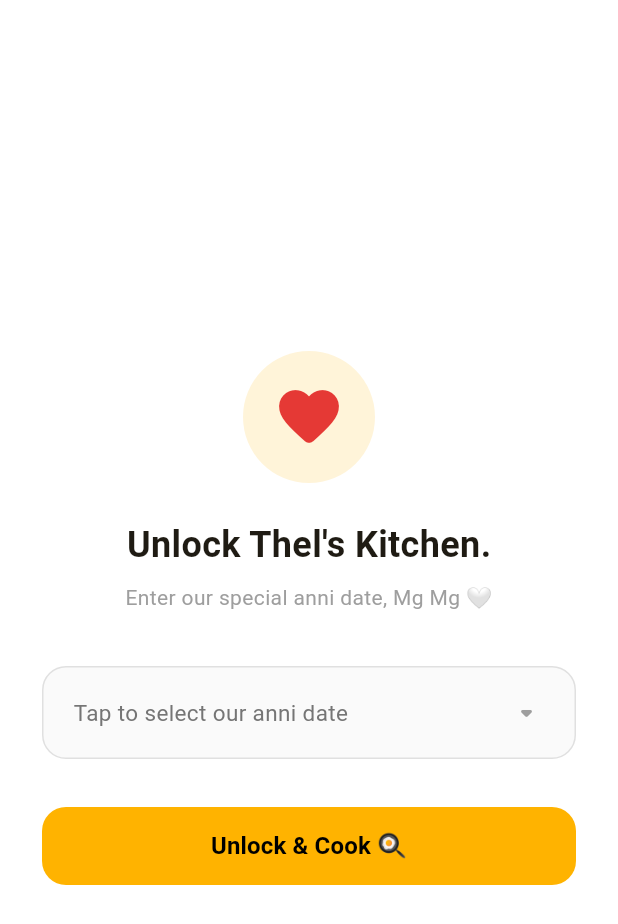
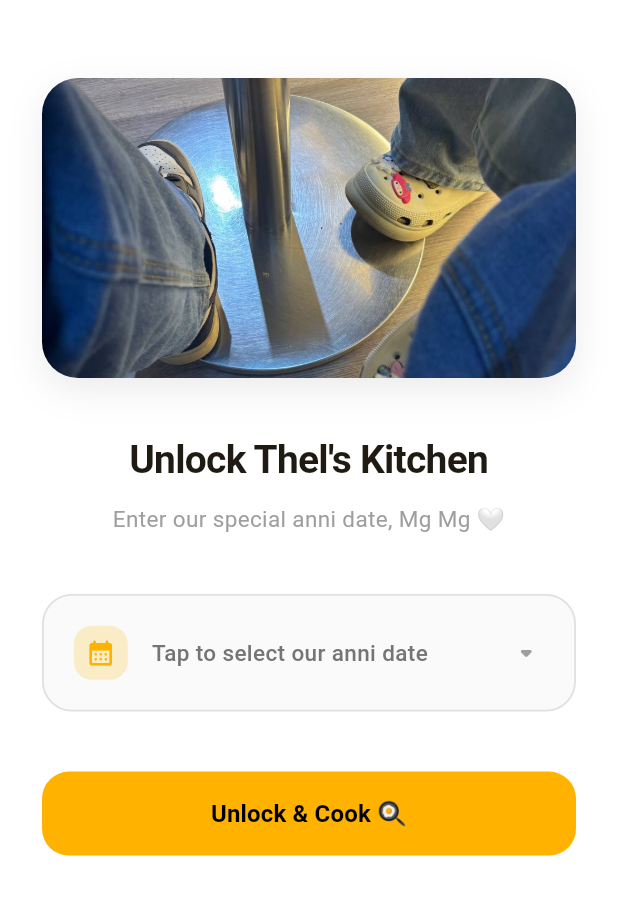
Before and after one commit to dardar12/Thels_kitchen_mobile, a Flutter app: the screen it shows after launch, after a tap on "Get Started", on a phone screen of 412 x 824 dp. Shown: the top 924 px of the screen. Run offline on Flutter 3.47's test engine with Material 3 defaults, Android fonts, the phone set to English and light mode, and no system bars; our stand-ins replace flutter_riverpod, just_audio.

Commit message:
add validation screen after landing page

```diff
--- a/lib/screens/anniversary_unlock_screen.dart
+++ b/lib/screens/anniversary_unlock_screen.dart
@@ -46,7 +46,8 @@ class _AnniversaryUnlockScreenState extends State<AnniversaryUnlockScreen> {
         return Theme(
           data: Theme.of(context).copyWith(
             colorScheme: ColorScheme.light(
-              primary: Theme.of(context).colorScheme.primary,
+              primary: const Color(0xFFFFB300),
+              onPrimary: Colors.black,
             ),
           ),
           child: child!,
@@ -65,57 +66,92 @@ class _AnniversaryUnlockScreenState extends State<AnniversaryUnlockScreen> {
   Widget build(BuildContext context) {
     const accentAmber = Color(0xFFFFB300);
 
+    const unlockImagePath = 'assets/images/img_validation_screen.png';
+
     return Scaffold(
       backgroundColor: Colors.white,
       body: SafeArea(
-        child: Padding(
-          padding: const EdgeInsets.symmetric(horizontal: 28, vertical: 24),
+        child: SingleChildScrollView(
+          padding: const EdgeInsets.symmetric(horizontal: 28, vertical: 32),
           child: Column(
-            mainAxisAlignment: MainAxisAlignment.center,
             crossAxisAlignment: CrossAxisAlignment.center,
             children: [
-              Container(
-                padding: const EdgeInsets.all(20),
+              const SizedBox(height: 20),
+               Container(
                 decoration: BoxDecoration(
-                  color: accentAmber.withOpacity(0.15),
-                  shape: BoxShape.circle,
+                  borderRadius: BorderRadius.circular(24),
+                  boxShadow: [
+                    BoxShadow(
+                      color: Colors.black.withOpacity(0.08),
+                      blurRadius: 20,
+                      offset: const Offset(0, 8),
+                    ),
+                  ],
                 ),
-                child: const Icon(Icons.favorite_rounded, size: 48, color: Color(0xFFE53935)),
+                clipBehavior: Clip.antiAlias,
+                child: Image.asset(
+                  unlockImagePath,
+                  height: 200,
+                  width: double.infinity,
+                  fit: BoxFit.cover,
+                  errorBuilder: (context, error, stackTrace) => Container(
+                    height: 200,
+                    color: accentAmber.withOpacity(0.15),
+                    child: const Center(
+                      child: Icon(Icons.favorite_rounded, size: 48, color: Color(0xFFE53935)),
+                    ),
+                  ),
+                ),
               ),
-              const SizedBox(height: 24),
+              const SizedBox(height: 36),
+
               const Text(
-                'Unlock Thel\'s Kitchen.',
-                style: TextStyle(fontSize: 24, fontWeight: FontWeight.bold),
+                'Unlock Thel\'s Kitchen',
+                style: TextStyle(
+                  fontSize: 26,
+                  fontWeight: FontWeight.bold,
+                  letterSpacing: -0.5,
+                ),
               ),
-              const SizedBox(height: 8),
+              const SizedBox(height: 10),
               const Text(
                 'Enter our special anni date, Mg Mg 🤍',
                 textAlign: TextAlign.center,
-                style: TextStyle(color: Colors.grey, fontSize: 14, height: 1.4),
+                style: TextStyle(color: Colors.grey, fontSize: 15, height: 1.4),
               ),
-              const SizedBox(height: 36),
+              const SizedBox(height: 40),
 
-              GestureDetector(
+               GestureDetector(
                 onTap: _pickDate,
                 child: Container(
                   width: double.infinity,
-                  padding: const EdgeInsets.symmetric(vertical: 18, horizontal: 20),
+                  padding: const EdgeInsets.symmetric(vertical: 20, horizontal: 20),
                   decoration: BoxDecoration(
                     color: Colors.grey.shade50,
-                    borderRadius: BorderRadius.circular(16),
+                    borderRadius: BorderRadius.circular(20),
                     border: Border.all(
                       color: errorMessage.isNotEmpty ? Colors.red.shade300 : Colors.grey.shade300,
+                      width: 1.2,
                     ),
                   ),
                   child: Row(
                     children: [
-                     Text(
+                      Container(
+                        padding: const EdgeInsets.all(8),
+                        decoration: BoxDecoration(
+                          color: accentAmber.withOpacity(0.2),
+                          borderRadius: BorderRadius.circular(12),
+                        ),
+                        child: const Icon(Icons.calendar_month_rounded, color: accentAmber, size: 20),
+                      ),
+                      const SizedBox(width: 16),
+                      Text(
                         selectedDate == null
                             ? 'Tap to select our anni date'
                             : '${selectedDate!.year}-${selectedDate!.month.toString().padLeft(2, '0')}-${selectedDate!.day.toString().padLeft(2, '0')}',
                         style: TextStyle(
                           fontSize: 15,
-                          fontWeight: selectedDate == null ? FontWeight.normal : FontWeight.bold,
+                          fontWeight: selectedDate == null ? FontWeight.w500 : FontWeight.bold,
                           color: selectedDate == null ? Colors.grey.shade600 : Colors.black87,
                         ),
                       ),
@@ -127,23 +163,25 @@ class _AnniversaryUnlockScreenState extends State<AnniversaryUnlockScreen> {
               ),
 
               if (errorMessage.isNotEmpty) ...[
-                const SizedBox(height: 12),
+                const SizedBox(height: 14),
                 Text(
                   errorMessage,
-                  style: const TextStyle(color: Colors.redAccent, fontSize: 13, fontWeight: FontWeight.w500),
+                  style: const TextStyle(color: Colors.redAccent, fontSize: 13, fontWeight: FontWeight.w600),
                 ),
               ],
 
-              const SizedBox(height: 32),
+              const SizedBox(height: 40),
 
+              // Unlock Button
               SizedBox(
                 width: double.infinity,
-                height: 52,
+                height: 56,
                 child: FilledButton(
                   style: FilledButton.styleFrom(
                     backgroundColor: accentAmber,
                     foregroundColor: Colors.black,
-                    shape: RoundedRectangleBorder(borderRadius: BorderRadius.circular(16)),
+                    elevation: 0,
+                    shape: RoundedRectangleBorder(borderRadius: BorderRadius.circular(18)),
                   ),
                   onPressed: _verifyDate,
                   child: const Text(
@@ -152,6 +190,7 @@ class _AnniversaryUnlockScreenState extends State<AnniversaryUnlockScreen> {
                   ),
                 ),
               ),
+              const SizedBox(height: 20),
             ],
           ),
         ),
--- a/lib/screens/landing_screen.dart
+++ b/lib/screens/landing_screen.dart
@@ -10,7 +10,7 @@ class LandingScreen extends ConsumerWidget {
 
   @override
   Widget build(BuildContext context, WidgetRef ref) {
-    const heroImagePath = 'assets/images/img_landing.png';
+    const heroImagePath = 'assets/images/img_validation_screen.png';
 
     final lang = ref.watch(languageProvider);
     final themeMode = ref.watch(themeModeProvider);
```
Also changed, not shown: assets/images/img_landing.png (deleted), assets/images/img_validation_screen.png (added).
